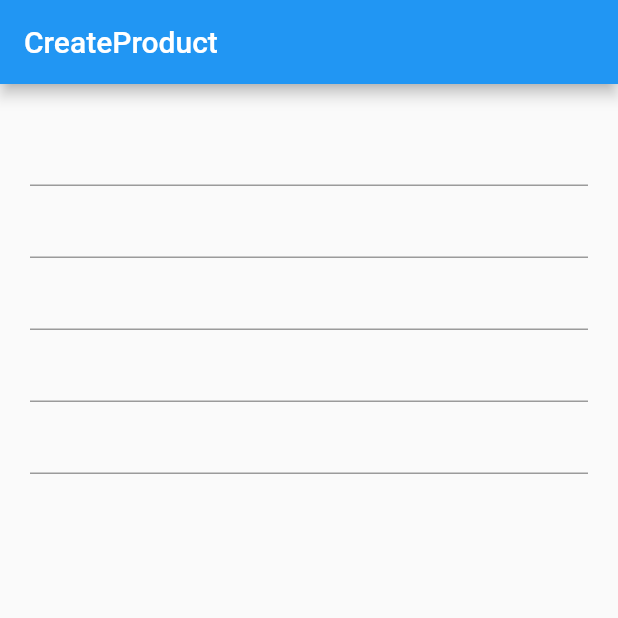
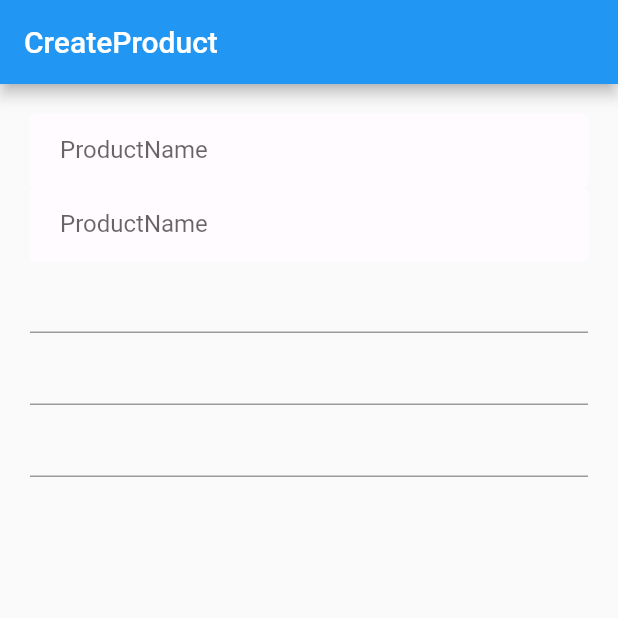
Before and after one commit to Zahed75/crud_app, a Flutter app: the screen it shows after launch, on a phone screen of 412 x 824 dp, the top half of it. Run offline on Flutter 3.47's test engine with Material 2 defaults, Android fonts, the phone set to English and light mode, and no system bars.

Commit message:
new file:   .vscode/launch.json 	modified:   lib/Screen/ProductCreateScreen.dart 	modified:   lib/Style/style.dart

```diff
--- a/lib/Screen/ProductCreateScreen.dart
+++ b/lib/Screen/ProductCreateScreen.dart
@@ -1,6 +1,9 @@
 import 'package:flutter/material.dart';
 
+import '../Style/style.dart';
+
 // stateful Widget
+
 class ProductCreateScreen extends StatefulWidget{
   const ProductCreateScreen({super.key});
 
@@ -21,8 +24,18 @@ class _ProductCreateScreenState extends State<ProductCreateScreen>{
                 padding:const EdgeInsets.all(20),
                 child:Column(
                   children: [
-                    TextFormField(onChanged: (value){},),
-                    TextFormField(onChanged: (value){},),
+                    TextFormField(
+                      onChanged: (value){},
+                      decoration: AppInputDecoration('ProductName'),
+
+
+                      ),
+
+
+                    TextFormField(
+                      onChanged: (value){},
+                       decoration: AppInputDecoration('ProductName'),
+                    ),
                     TextFormField(onChanged: (value){},),
                     TextFormField(onChanged: (value){},),
                     TextFormField(onChanged: (value){},),
--- a/lib/Style/style.dart
+++ b/lib/Style/style.dart
@@ -1,4 +1,3 @@
-import 'dart:ui';
 
 import 'package:flutter/material.dart';
 
@@ -9,19 +8,19 @@ const colorWhite=Color.fromRGBO(255, 2555, 255, 1);
 const colorDarkBlue=Color.fromRGBO(44, 62, 80, 1);
 
 
-InputDecoration AppInputDecoration(){
-  var Label;
+
+InputDecoration AppInputDecoration(label){
   return InputDecoration(
     focusedBorder: const OutlineInputBorder(
-      borderSide: const BorderSide(color: colorGreen,width:1)
+      borderSide: const BorderSide(color: colorGreen,width: 1)
     ),
     fillColor: colorWhite,
-    filled:true,
-    contentPadding:EdgeInsets.fromLTRB(20, 10, 10, 20),
+    filled: true,
+    contentPadding: EdgeInsets.fromLTRB(20, 10, 10, 20),
     enabledBorder: const OutlineInputBorder(
-      borderSide: const BorderSide(color:colorWhite,width:1)
+        borderSide: const BorderSide(color: colorWhite,width: 0)
     ),
-    border:OutlineInputBorder(),
-    labelText: Label,
-    );
+    border: OutlineInputBorder(),
+    labelText: label
+  );
 }
```
